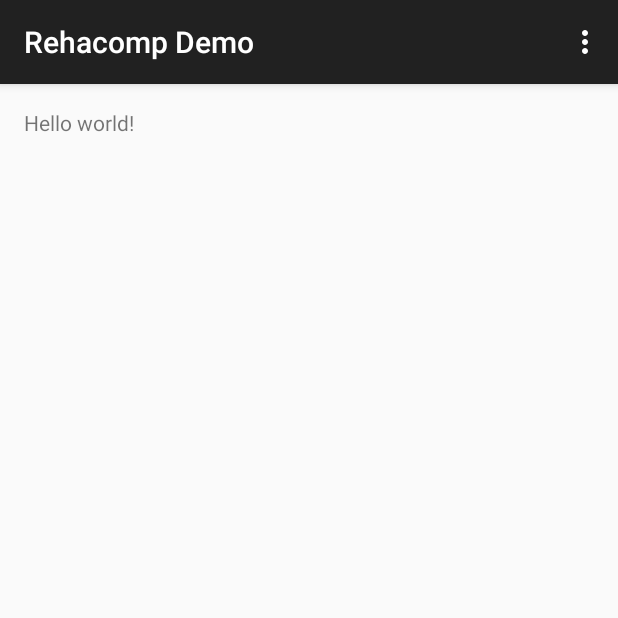
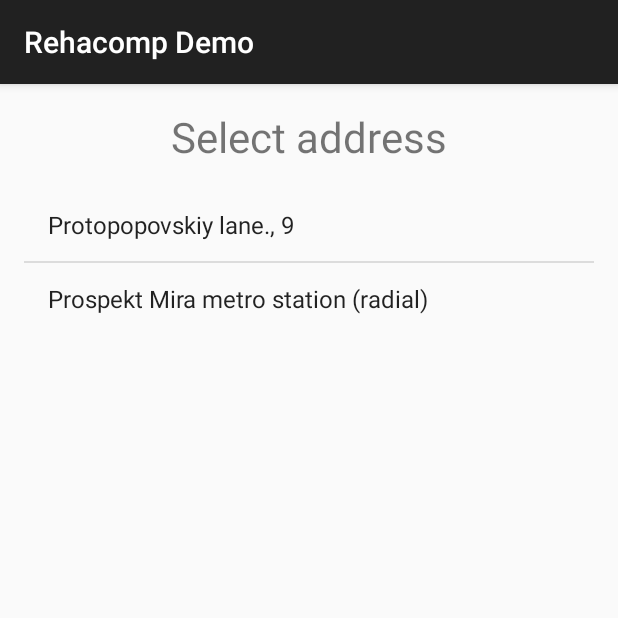
Before and after one commit to nextgis/talkback_nav, an Android app: the screen it shows after launch (MainActivity), on a phone screen of 412 x 824 dp, the top half of it. Run offline under Robolectric (Android 15) with nearby library versions, the phone set to English and light mode, and no system bars.

Commit message:
Add ListView to MainActivity

```diff
--- a/app/src/main/java/com/nextgis/rehacompdemo/MainActivity.java
+++ b/app/src/main/java/com/nextgis/rehacompdemo/MainActivity.java
@@ -1,38 +1,26 @@
 package com.nextgis.rehacompdemo;
 
-import android.support.v7.app.ActionBarActivity;
 import android.os.Bundle;
-import android.view.Menu;
-import android.view.MenuItem;
+import android.support.v7.app.AppCompatActivity;
+import android.widget.ArrayAdapter;
+import android.widget.ListView;
 
 
-public class MainActivity extends ActionBarActivity {
+public class MainActivity extends AppCompatActivity {
 
     @Override
     protected void onCreate(Bundle savedInstanceState) {
         super.onCreate(savedInstanceState);
         setContentView(R.layout.activity_main);
-    }
 
-    @Override
-    public boolean onCreateOptionsMenu(Menu menu) {
-        // Inflate the menu; this adds items to the action bar if it is present.
-        getMenuInflater().inflate(R.menu.menu_main, menu);
-        return true;
-    }
+        ListView lvAddresses = (ListView)findViewById(R.id.lv_addresses);
 
-    @Override
-    public boolean onOptionsItemSelected(MenuItem item) {
-        // Handle action bar item clicks here. The action bar will
-        // automatically handle clicks on the Home/Up button, so long
-        // as you specify a parent activity in AndroidManifest.xml.
-        int id = item.getItemId();
+        final String[] addresses = new String[] {
+                getString(R.string.address1),
+                getString(R.string.address2)
+        };
 
-        //noinspection SimplifiableIfStatement
-        if (id == R.id.action_settings) {
-            return true;
-        }
-
-        return super.onOptionsItemSelected(item);
+        ArrayAdapter<String> adapter = new ArrayAdapter<>(this, android.R.layout.simple_list_item_1, addresses);
+        lvAddresses.setAdapter(adapter);
     }
 }
--- a/app/src/main/res/layout/activity_main.xml
+++ b/app/src/main/res/layout/activity_main.xml
@@ -1,16 +1,25 @@
-<RelativeLayout xmlns:android="http://schemas.android.com/apk/res/android"
+<LinearLayout xmlns:android="http://schemas.android.com/apk/res/android"
               xmlns:tools="http://schemas.android.com/tools"
               android:layout_width="match_parent"
               android:layout_height="match_parent"
+              android:orientation="vertical"
+              android:paddingBottom="@dimen/activity_vertical_margin"
               android:paddingLeft="@dimen/activity_horizontal_margin"
               android:paddingRight="@dimen/activity_horizontal_margin"
               android:paddingTop="@dimen/activity_vertical_margin"
-                android:paddingBottom="@dimen/activity_vertical_margin"
               tools:context=".MainActivity">
 
     <TextView
-        android:text="@string/hello_world"
         android:layout_width="wrap_content"
+        android:layout_height="wrap_content"
+        android:layout_gravity="center_horizontal"
+        android:layout_marginBottom="@dimen/activity_vertical_margin"
+        android:text="@string/address_title"
+        android:textSize="28sp"/>
+
+    <ListView
+        android:id="@+id/lv_addresses"
+        android:layout_width="match_parent"
         android:layout_height="wrap_content"/>
 
-</RelativeLayout>
+</LinearLayout>
--- a/app/src/main/res/menu/menu_main.xml
+++ /dev/null
@@ -1,9 +0,0 @@
-<menu xmlns:android="http://schemas.android.com/apk/res/android"
-      xmlns:app="http://schemas.android.com/apk/res-auto"
-      xmlns:tools="http://schemas.android.com/tools"
-      tools:context=".MainActivity">
-    <item android:id="@+id/action_settings"
-          android:title="@string/action_settings"
-          android:orderInCategory="100"
-          app:showAsAction="never"/>
-</menu>
--- a/app/src/main/res/values/strings.xml
+++ b/app/src/main/res/values/strings.xml
@@ -1,6 +1,7 @@
 <resources>
     <string name="app_name">Rehacomp Demo</string>
 
-    <string name="hello_world">Hello world!</string>
-    <string name="action_settings">Settings</string>
+    <string name="address_title">Select address</string>
+    <string name="address1">Protopopovskiy lane., 9</string>
+    <string name="address2">Prospekt Mira metro station (radial)</string>
 </resources>
```
Also changed, not shown: 1 other file. Lines whose indentation alone changed are shown as unchanged.
